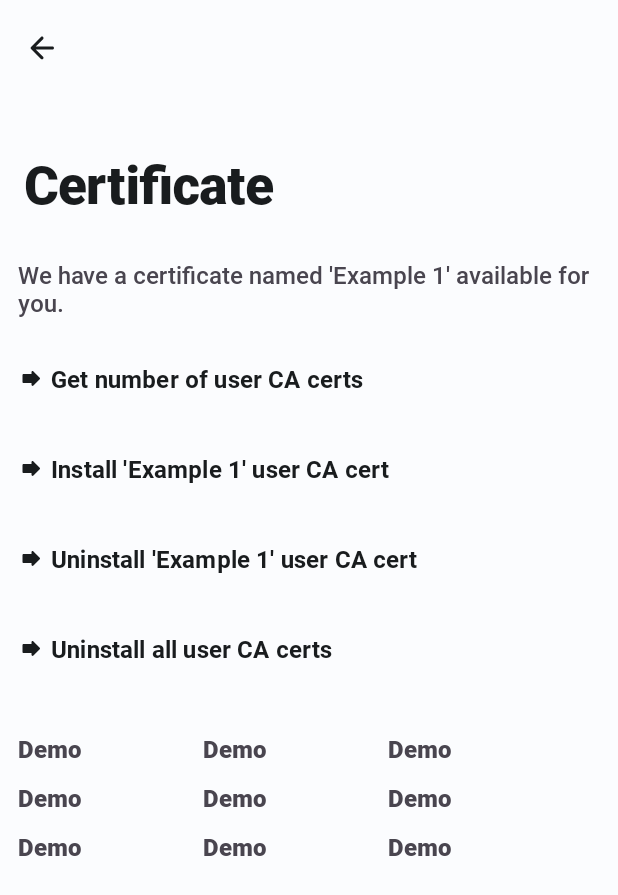
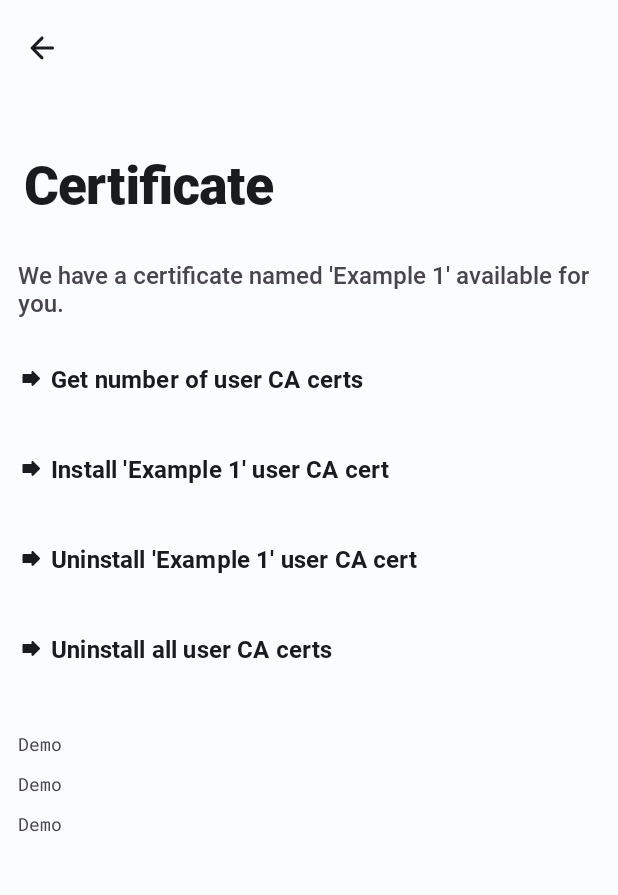
Before and after one commit to VuNgN/Delegation_app_android, an Android app: the layout fragment_cert.xml on its own in the app's theme, with its tools: preview values and no code run, on a phone screen of 412 x 824 dp. Shown: the top 895 px of the screen. Run offline under Robolectric (Android 15) with nearby library versions, the phone set to English and light mode, and no system bars.

Commit message:
Implement: item_log.xml

```diff
--- a/app/src/main/res/layout/item_log.xml
+++ b/app/src/main/res/layout/item_log.xml
@@ -18,36 +18,15 @@
         android:layout_width="match_parent"
         android:layout_height="wrap_content"
         android:orientation="horizontal"
-        android:paddingVertical="5dp"
-        android:weightSum="10">
-
-        <com.google.android.material.textview.MaterialTextView
-            android:id="@+id/dateTextView"
-            style="@style/Widget.App.TextView"
-            android:layout_width="0dp"
-            android:layout_height="match_parent"
-            android:layout_weight="3"
-            app:fontFamily="@font/roboto_black"
-            app:isSuccess="@{isSuccess}"
-            tools:text="Demo" />
-
-        <com.google.android.material.textview.MaterialTextView
-            android:id="@+id/stateTextView"
-            style="@style/Widget.App.TextView"
-            android:layout_width="0dp"
-            android:layout_height="match_parent"
-            android:layout_weight="3"
-            app:fontFamily="@font/roboto_black"
-            app:isSuccess="@{isSuccess}"
-            tools:text="Demo" />
+        android:paddingVertical="5dp">
 
         <com.google.android.material.textview.MaterialTextView
             android:id="@+id/titleTextView"
             style="@style/Widget.App.TextView"
-            android:layout_width="0dp"
+            android:layout_width="match_parent"
             android:layout_height="match_parent"
-            android:layout_weight="4"
-            app:fontFamily="@font/roboto_black"
+            android:textSize="12sp"
+            app:fontFamily="@font/robotomono_regular"
             app:isSuccess="@{isSuccess}"
             app:text="@{title}"
             tools:text="Demo" />
```
Also changed, not shown: app/src/main/java/com/vti/android/delegatedscopemanagement/testapp/common/binding/LogTitleBindingAdapter.kt (+10 -6 lines), app/src/main/res/font/robotomono_regular.ttf (added).
